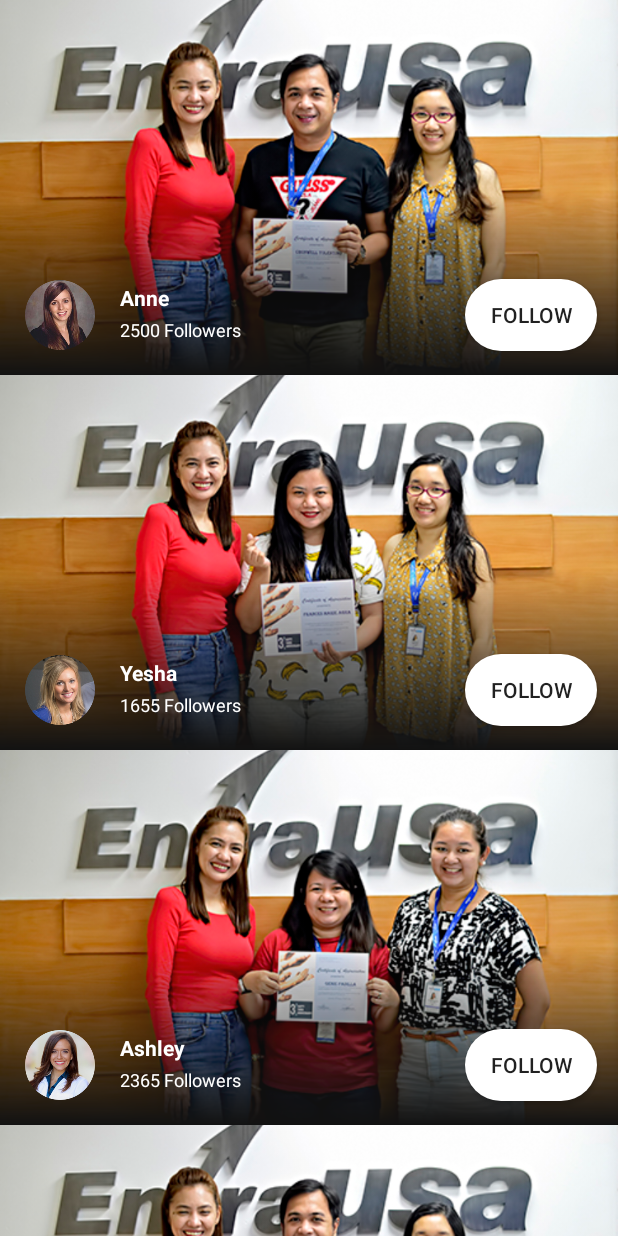
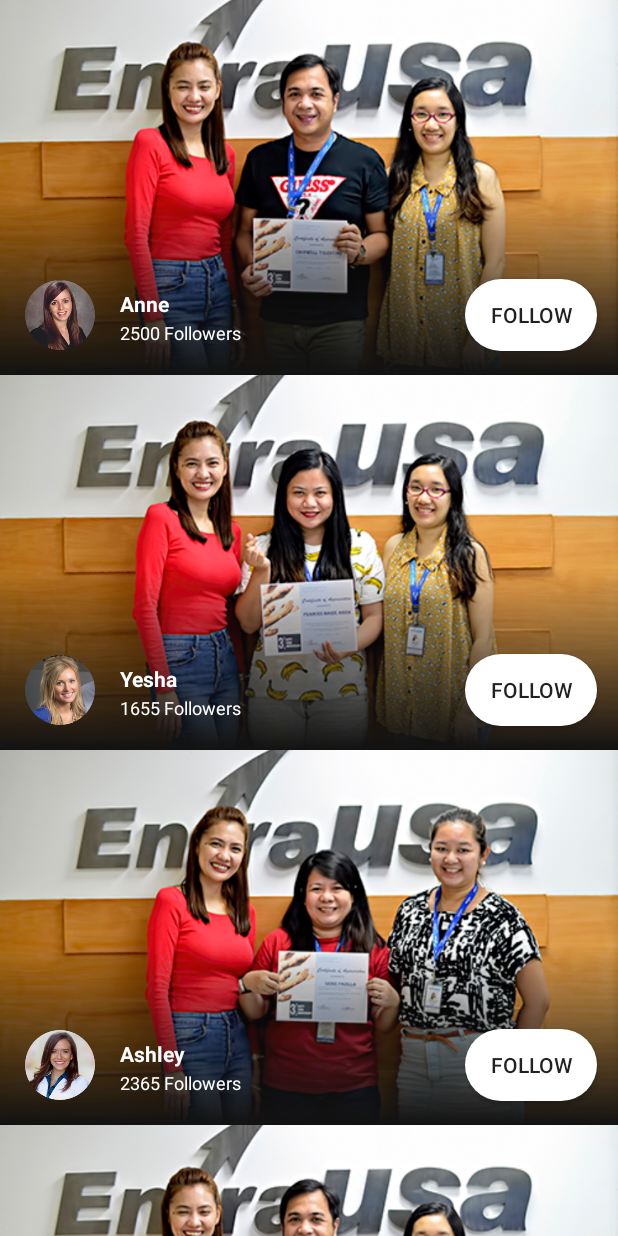
Before and after one commit to CyberAsero/ListCards, an Android app: the screen it shows after launch (MainActivity), on a phone screen of 412 x 824 dp. Run offline under Robolectric (Android 15) with nearby library versions, the phone set to English and light mode, and no system bars.

Commit message:
Initial commit

```diff
--- a/app/src/main/res/layout/card_item.xml
+++ b/app/src/main/res/layout/card_item.xml
@@ -57,7 +57,7 @@
         android:layout_height="wrap_content"
         android:layout_marginStart="16dp"
         android:layout_marginLeft="16dp"
-        android:layout_marginBottom="42dp"
+        android:layout_marginBottom="38dp"
         android:text="Title"
         android:textColor="@android:color/background_light"
         android:textStyle="bold"
@@ -70,7 +70,7 @@
         android:layout_height="wrap_content"
         android:layout_marginStart="16dp"
         android:layout_marginLeft="16dp"
-        android:layout_marginTop="3dp"
+        android:layout_marginTop="1dp"
         android:text="Followers"
         android:textColor="@android:color/background_light"
         android:textSize="12sp"
```
